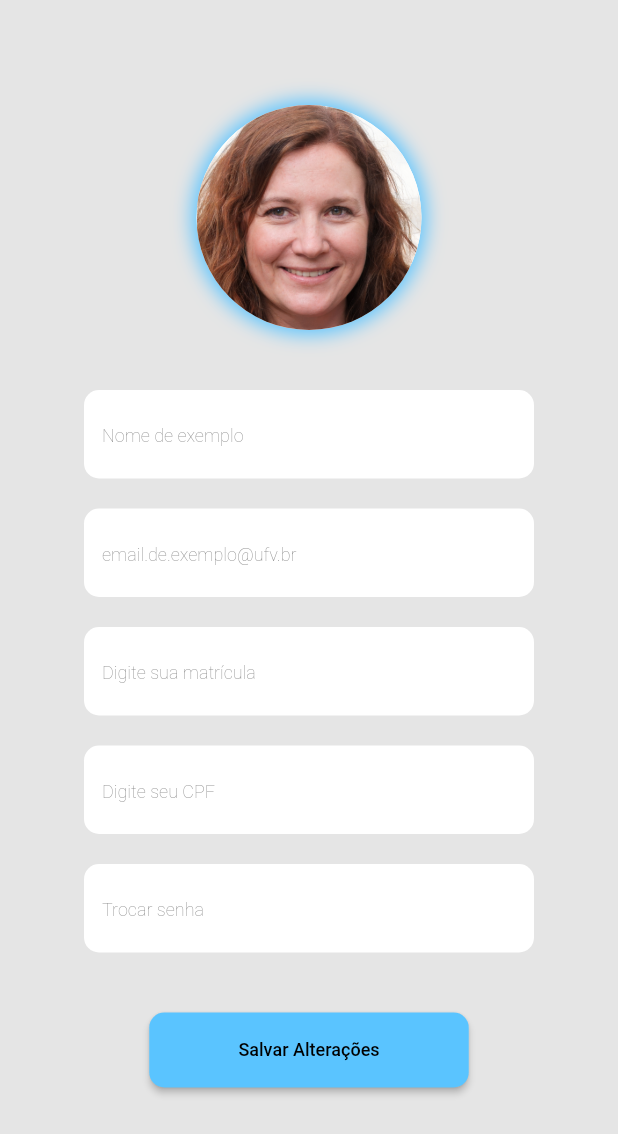
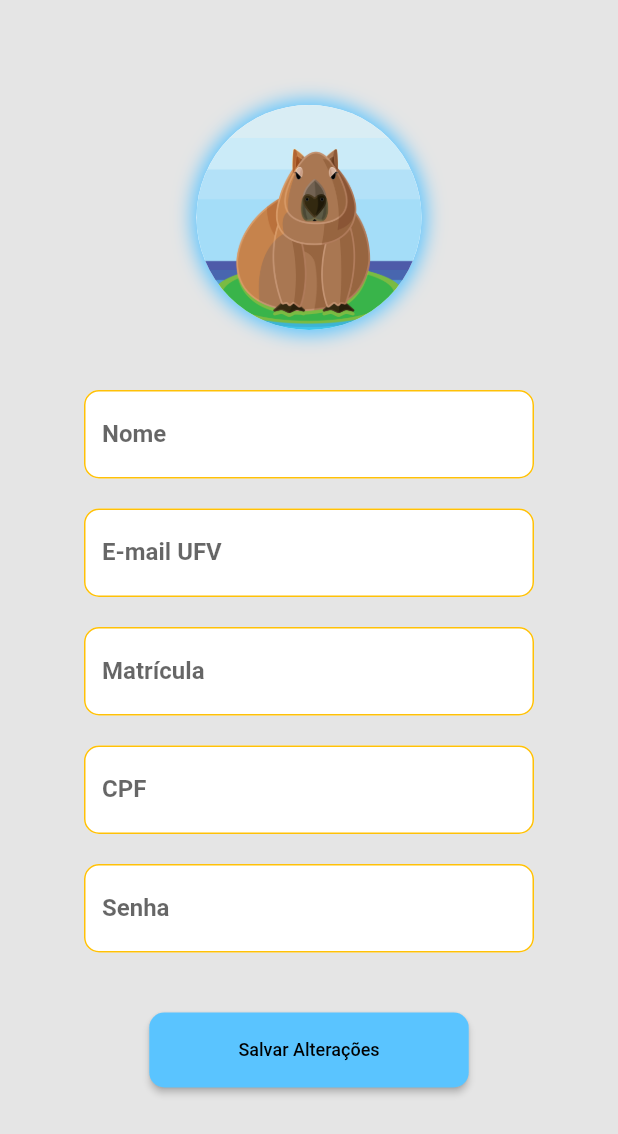
Before and after one commit to ElielN/TCCSecurityApp, a Flutter app: the CustomHelpPage screen opened directly, after a tap on the "menu" icon, after a tap on "Editar informações", on a phone screen of 412 x 824 dp. Shown: the top 1134 px of the screen. Run offline on Flutter 3.47's test engine with Material 2 defaults, Android fonts, the phone set to English and light mode, and no system bars; our stand-ins replace cloud_firestore, email_validator, firebase_auth, firebase_core, geolocator, google_maps_flutter and 2 more; accounts and stored records are empty; Roboto replaces fonts that are missing (Poppins).

Commit message:
Passing data to Edit Profile Page

```diff
--- a/lib/Widgets/drawer.dart
+++ b/lib/Widgets/drawer.dart
@@ -58,7 +58,7 @@ class NavDrawer extends StatelessWidget {
             onTap: () {
               Navigator.push(
                 context,
-                MaterialPageRoute(builder: (context) => const EditProfilePage()),
+                MaterialPageRoute(builder: (context) => EditProfilePage(currentUser: currentUser)),
               );
             },
           ),
--- a/lib/screens/edit_profile.dart
+++ b/lib/screens/edit_profile.dart
@@ -1,14 +1,60 @@
+import 'package:cloud_firestore/cloud_firestore.dart';
 import 'package:flutter/material.dart';
 import 'package:tcc_security_app/screens/sos.dart';
 
+import '../shared/models/user.dart';
+
 class EditProfilePage extends StatefulWidget {
-  const EditProfilePage({Key? key}) : super(key: key);
+  final CurrentUser currentUser;
+  const EditProfilePage({Key? key, required this.currentUser}) : super(key: key);
 
   @override
   State<EditProfilePage> createState() => _EditProfilePageState();
 }
 
 class _EditProfilePageState extends State<EditProfilePage> {
+
+  late CurrentUser user;
+
+  final TextEditingController _nameController = TextEditingController();
+  final TextEditingController _emailController = TextEditingController();
+  final TextEditingController _registrationController = TextEditingController();
+  final TextEditingController _cpfController = TextEditingController();
+  final TextEditingController _passwordController = TextEditingController();
+
+  @override
+  void didChangeDependencies() async {
+    super.didChangeDependencies();
+
+    if(widget.currentUser == null) {
+      user = CurrentUser("name default error", "e-mail default error");
+    } else {
+      user = widget.currentUser;
+      var docSnapshot = await FirebaseFirestore.instance.collection("users").doc(user.email).get();
+      if(docSnapshot.exists) {
+        Map<String, dynamic>? data = docSnapshot.data();
+        if(data!.containsKey('registration')) {
+          _registrationController.text = data["registration"];
+        } else {
+          _registrationController.text = " ";
+        }
+        if(data.containsKey('cpf')) {
+          _cpfController.text = data["cpf"];
+        } else {
+          _cpfController.text = " ";
+        }
+        if(data.containsKey('password')) {
+          _passwordController.text = data["password"];
+        } else {
+          _passwordController.text = " ";
+        }
+        _nameController.text = data["name"];
+        _emailController.text = data["email"];
+      }
+    }
+    //super.setState(() {});
+  }
+
   @override
   Widget build(BuildContext context) {
     return Scaffold(
@@ -32,11 +78,18 @@ class _EditProfilePageState extends State<EditProfilePage> {
                   ),
                   child: ClipRRect(
                     borderRadius: BorderRadius.circular(100.0),
-                    child: Image.asset(
-                      "assets/images/random_person.jpg",
-                      height: 150,
-                      width: 150,
-                    ),
+                    child: user.loginByGoogle ?
+                      Image.network(
+                        user.avatar!,
+                        height: 150,
+                        width: 150,
+                        fit: BoxFit.cover,
+                      ) :
+                      Image.asset(
+                        user.avatar!,
+                        height: 150,
+                        width: 150,
+                      ),
                   )
               ),
               SizedBox(
@@ -44,15 +97,15 @@ class _EditProfilePageState extends State<EditProfilePage> {
                 child: Column(
                   children: [
                     const Divider(height: 40, color: Colors.transparent),
-                    buildTextInput("Nome de exemplo"),
+                    buildTextInput("Nome", _nameController, hint: _nameController.text),
                     const Divider(height: 20, color: Colors.transparent),
-                    buildTextInput("email.de.exemplo@ufv.br"),
+                    buildTextInput("E-mail UFV", _emailController, hint: _nameController.text),
                     const Divider(height: 20, color: Colors.transparent),
-                    buildTextInput("Digite sua matrícula"),
+                    buildTextInput("Matrícula", _registrationController, hint: _nameController.text),
                     const Divider(height: 20, color: Colors.transparent),
-                    buildTextInput("Digite seu CPF"),
+                    buildTextInput("CPF", _cpfController, hint: _nameController.text),
                     const Divider(height: 20, color: Colors.transparent),
-                    buildTextInput("Trocar senha"),
+                    buildTextInput("Senha", _passwordController, obscure: true, hint: _nameController.text),
                   ],
                 ),
               ),
@@ -83,25 +136,43 @@ class _EditProfilePageState extends State<EditProfilePage> {
     );
   }
 
-  Widget buildTextInput(String label) {
+  Widget buildTextInput(String label, TextEditingController inputController, {bool obscure = false, String hint = ''}) {
     return TextFormField(
+      controller: inputController,
+      obscureText: obscure,
       style: const TextStyle(
         fontFamily: 'Poppins',
         fontSize: 16,
       ),
       decoration: InputDecoration(
         border: const OutlineInputBorder(
-            borderSide: BorderSide.none,
+            //borderSide: BorderSide(color: Color(0xff5ac4ff), width: 1.0),
+            borderRadius: BorderRadius.all(Radius.circular(10.0))
+        ),
+        enabledBorder: const OutlineInputBorder( //Define a cor da borda do campo input antes de ser clicada
+          borderSide: BorderSide(color: Colors.amber, width: 1.0),
+          borderRadius: BorderRadius.all(Radius.circular(10.0))
+        ),
+        focusedBorder: const OutlineInputBorder( //Define a cor da borda do campo input ao ser clicada
+            borderSide: BorderSide(color: Color(0xff5ac4ff), width: 2.0),
             borderRadius: BorderRadius.all(Radius.circular(10.0))
         ),
         filled: true,
         fillColor: Colors.white,
-        hintText: label,
+        labelText: label,
+        labelStyle: const TextStyle(
+            fontFamily: 'Poppins',
+            fontSize: 16,
+            fontWeight: FontWeight.bold,
+
+        ),
+        hintText: hint,
         hintStyle: const TextStyle(
             fontFamily: 'Poppins',
             fontSize: 12,
             fontWeight: FontWeight.w100
         ),
+
       ),
     );
   }
--- a/lib/screens/sign_up.dart
+++ b/lib/screens/sign_up.dart
@@ -294,7 +294,7 @@ class _SignUpPageState extends State<SignUpPage> {
                               confirmEmailController),
                           const Divider(height: 10, color: Colors.transparent),
                           buildTextInput(
-                              "Digite sua senha", passwordController),
+                              "Digite sua senha", passwordController, obscure: true),
                         ],
                       ),
                     )),
@@ -326,7 +326,7 @@ class _SignUpPageState extends State<SignUpPage> {
         ));
   }
 
-  Widget buildTextInput(String label, TextEditingController inputController) {
+  Widget buildTextInput(String label, TextEditingController inputController, {bool obscure = false}) {
     return TextFormField(
       style: const TextStyle(
         fontFamily: 'Poppins',
@@ -343,7 +343,7 @@ class _SignUpPageState extends State<SignUpPage> {
             fontFamily: 'Poppins', fontSize: 12, fontWeight: FontWeight.w100),
       ),
       controller: inputController,
-      obscureText: (label == "Digite sua senha") ? true : false,
+      obscureText: obscure,
       validator: (value) {
         if (value!.isEmpty) {
           return "O preenchimento deste campo é obrigatório";
--- a/lib/shared/models/user.dart
+++ b/lib/shared/models/user.dart
@@ -8,6 +8,6 @@ class CurrentUser{
   String? registration;
   bool loginByGoogle;
 
-  CurrentUser(this.name, this.email, {this.avatar = "assets/images/random_person.jpg", this.number, this.showNumber = false, this.cpf, this.registration, this.loginByGoogle = false});
+  CurrentUser(this.name, this.email, {this.avatar = "assets/images/capivara.jpg", this.number, this.showNumber = false, this.cpf, this.registration, this.loginByGoogle = false});
 
 }
--- a/pubspec.yaml
+++ b/pubspec.yaml
@@ -72,6 +72,7 @@ flutter:
     - assets/images/brasao_ufv.png
     - assets/icons/google_icon.png
     - assets/images/random_person.jpg
+    - assets/images/capivara.jpg
   #   - images/a_dot_burr.jpeg
   #   - images/a_dot_ham.jpeg
 
```
Also changed, not shown: assets/images/capivara.jpg (added).
